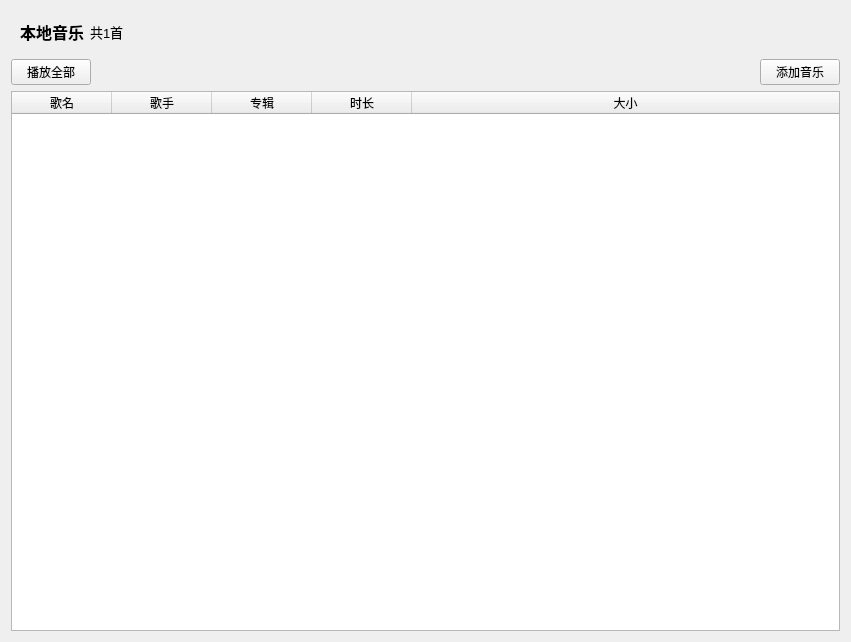
The window that musicWindow.ui (ZHKU-Robot/MusicPlay) describes before a commit, drawn with Qt 5.
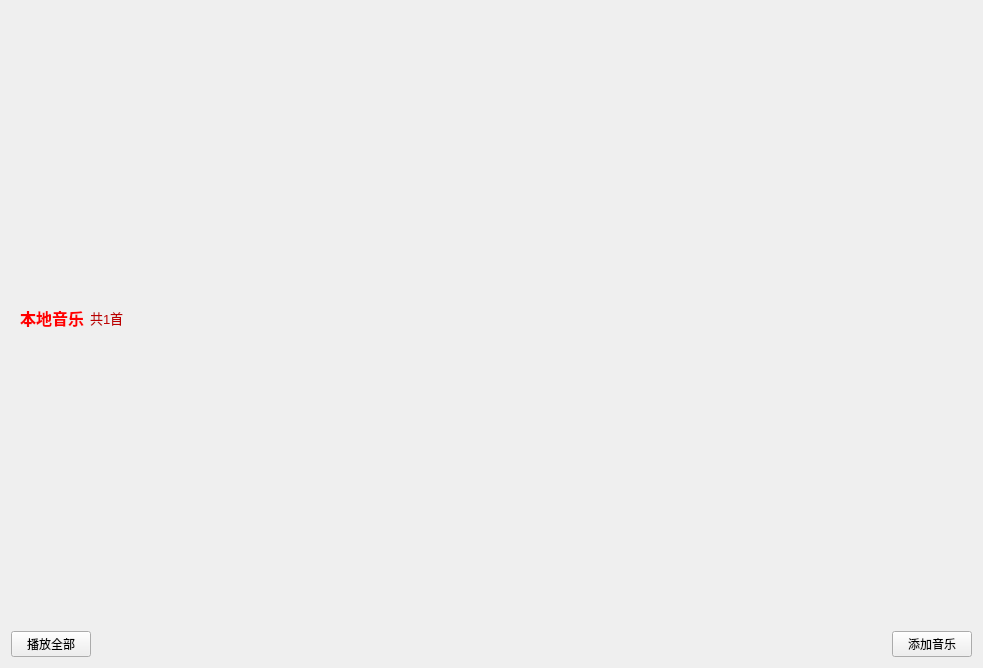
The same window after the commit.

Patch:
```diff
--- a/musicWindow.ui
+++ b/musicWindow.ui
@@ -6,8 +6,8 @@
    <rect>
     <x>0</x>
     <y>0</y>
-    <width>851</width>
-    <height>642</height>
+    <width>983</width>
+    <height>668</height>
    </rect>
   </property>
   <property name="windowTitle">
@@ -29,6 +29,9 @@
             <bold>true</bold>
            </font>
           </property>
+          <property name="styleSheet">
+           <string notr="true">color: rgb(255, 0, 0);</string>
+          </property>
           <property name="text">
            <string>本地音乐</string>
           </property>
@@ -43,6 +46,9 @@
             <italic>false</italic>
            </font>
           </property>
+          <property name="styleSheet">
+           <string notr="true">color: rgb(188, 0, 0);</string>
+          </property>
           <property name="text">
            <string>共1首</string>
           </property>
@@ -98,40 +104,7 @@
     </layout>
    </item>
    <item>
-    <layout class="QHBoxLayout" name="horizontalLayout_2">
-     <item>
-      <widget class="QTableWidget" name="tableWidget">
-       <attribute name="horizontalHeaderStretchLastSection">
-        <bool>true</bool>
-       </attribute>
-       <column>
-        <property name="text">
-         <string>歌名</string>
-        </property>
-       </column>
-       <column>
-        <property name="text">
-         <string>歌手</string>
-        </property>
-       </column>
-       <column>
-        <property name="text">
-         <string>专辑</string>
-        </property>
-       </column>
-       <column>
-        <property name="text">
-         <string>时长</string>
-        </property>
-       </column>
-       <column>
-        <property name="text">
-         <string>大小</string>
-        </property>
-       </column>
-      </widget>
-     </item>
-    </layout>
+    <layout class="QHBoxLayout" name="horizontalLayout_2"/>
    </item>
   </layout>
  </widget>
```
